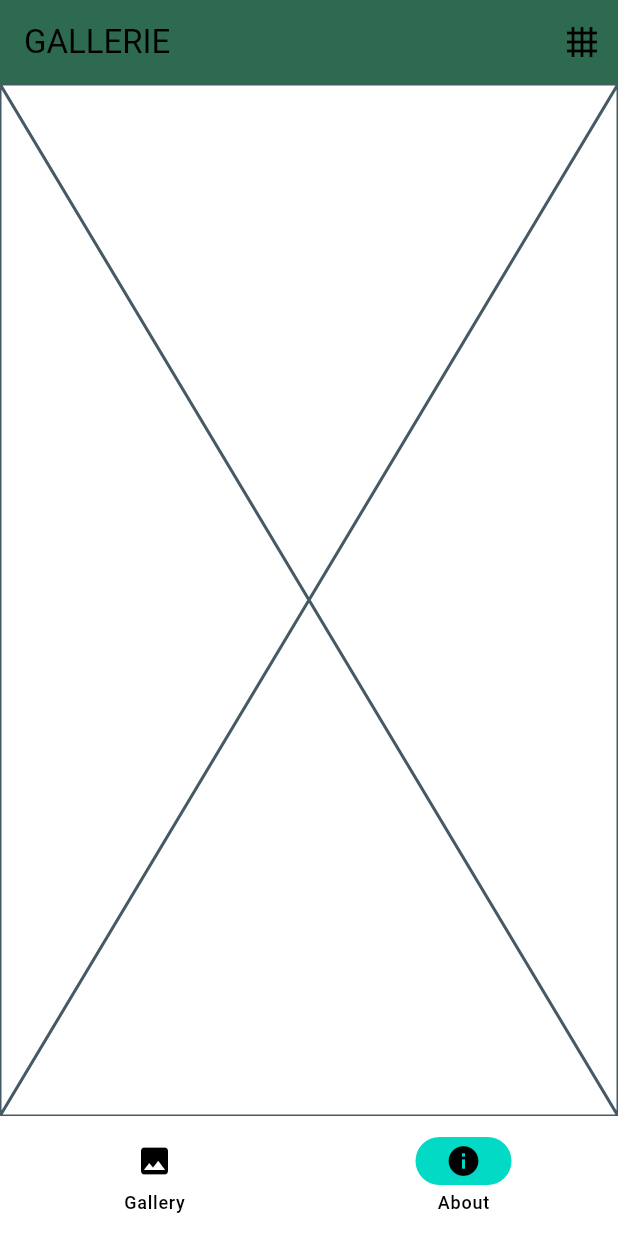
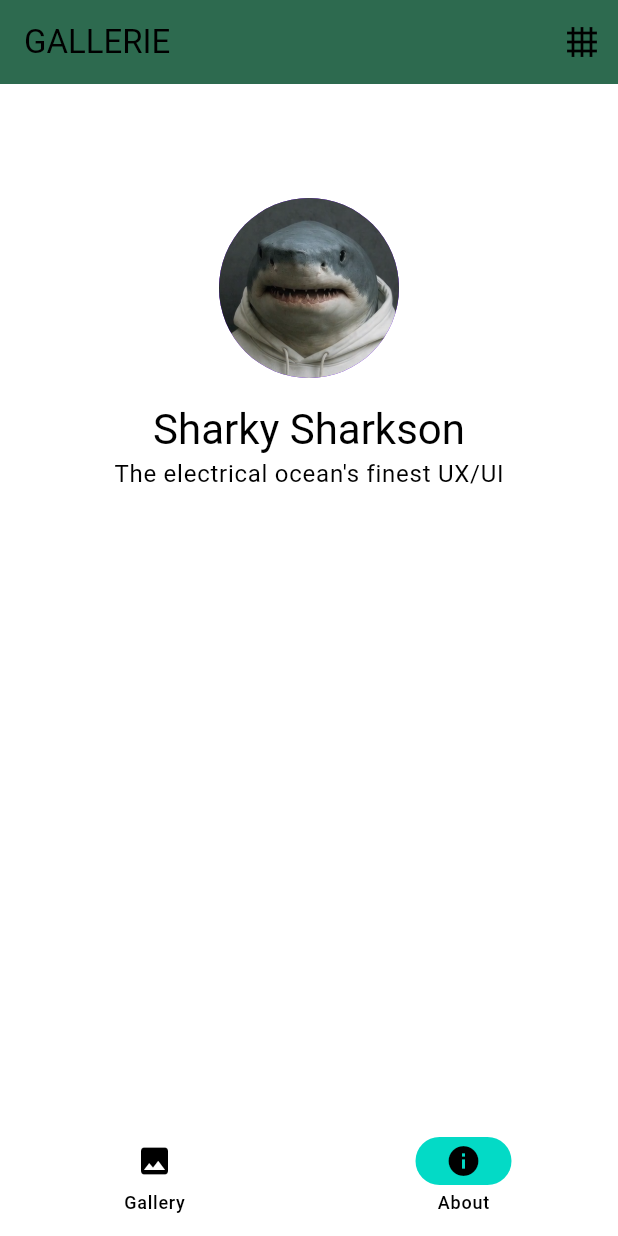
Before and after one commit to dschrubba/image_gallery, a Flutter app: the screen it shows after launch, swiped to page 2, on a phone screen of 412 x 824 dp. Run offline on Flutter 3.47's test engine with Material 3 defaults, Android fonts, the light colour scheme and no system bars; our stand-ins replace photo_view, rxdart.

Commit message:
Added Sharky

```diff
--- a/lib/screens/screen_about.dart
+++ b/lib/screens/screen_about.dart
@@ -5,6 +5,34 @@ class ScreenAbout extends StatelessWidget {
 
   @override
   Widget build(BuildContext context) {
-    return const Placeholder();
+    const double height = 120;
+    return Column(
+      children: [
+        SizedBox(
+          height: 60,
+        ),
+        Padding(
+          padding: EdgeInsetsGeometry.all(16),
+          child: SizedBox(
+            height: height,
+            width: double.maxFinite,
+            child: Center(
+              child: CircleAvatar(
+                radius: height / 2,
+                foregroundImage: Image.asset("assets/images/dummy_avatar.png").image,
+              )
+            ),
+          ),
+        ),
+        Text(
+          "Sharky Sharkson",
+          style: Theme.of(context).textTheme.headlineMedium,
+          ),
+        Text(
+          "The electrical ocean's finest UX/UI",
+          style: Theme.of(context).textTheme.bodyLarge,
+          ),
+      ],
+    );
   }
 }
```
Also changed, not shown: assets/images/dummy_avatar.png (added).
